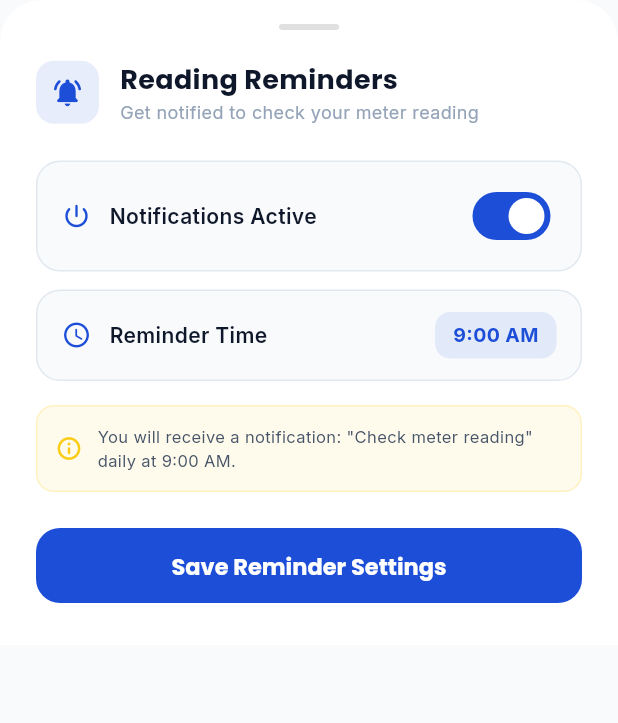
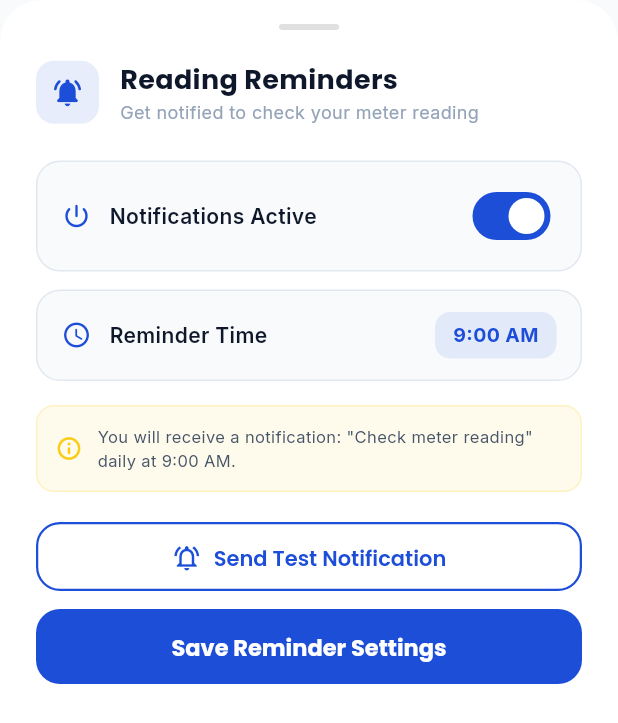
Before and after one commit to UmairSiddique-SE/MeterPro, a Flutter app: the NotificationSettingsSheet widget shown alone on an empty page, opened directly, on a phone screen of 412 x 824 dp. Shown: the top 723 px of the screen. Run offline on Flutter 3.47's test engine with Material 3 defaults, Android fonts, the phone set to English and light mode, and no system bars; our stand-ins replace camera, cloud_firestore, firebase_auth, firebase_core, fl_chart, flutter_dotenv and 6 more; missing offline and left inert: google_mlkit_text_recognition; accounts and stored records are empty; network calls fail.

Commit message:
update notificataion

```diff
--- a/lib/widgets/notification_settings_sheet.dart
+++ b/lib/widgets/notification_settings_sheet.dart
@@ -256,7 +256,42 @@ class _NotificationSettingsSheetState extends State<NotificationSettingsSheet> {
                     ],
                   ),
                 ),
-                const SizedBox(height: 24),
+                const SizedBox(height: 20),
+                // Test Notification button
+                SizedBox(
+                  width: double.infinity,
+                  height: 46,
+                  child: OutlinedButton.icon(
+                    style: OutlinedButton.styleFrom(
+                      foregroundColor: AppColors.primary,
+                      side: const BorderSide(color: AppColors.primary, width: 1.5),
+                      shape: RoundedRectangleBorder(
+                        borderRadius: BorderRadius.circular(16),
+                      ),
+                    ),
+                    onPressed: () async {
+                      await ReminderService.instance.showTestNotification();
+                      if (context.mounted) {
+                        ScaffoldMessenger.of(context).showSnackBar(
+                          const SnackBar(
+                            content: Text('Test notification sent! Check your notification bar.'),
+                            backgroundColor: AppColors.primary,
+                            duration: Duration(seconds: 2),
+                          ),
+                        );
+                      }
+                    },
+                    icon: const Icon(Icons.notifications_active_outlined, size: 20),
+                    label: Text(
+                      'Send Test Notification',
+                      style: GoogleFonts.poppins(
+                        fontSize: 14,
+                        fontWeight: FontWeight.w600,
+                      ),
+                    ),
+                  ),
+                ),
+                const SizedBox(height: 12),
                 // Save button
                 SizedBox(
                   width: double.infinity,
```
Also changed, not shown: lib/services/reminder_service.dart (+51 -35 lines).
